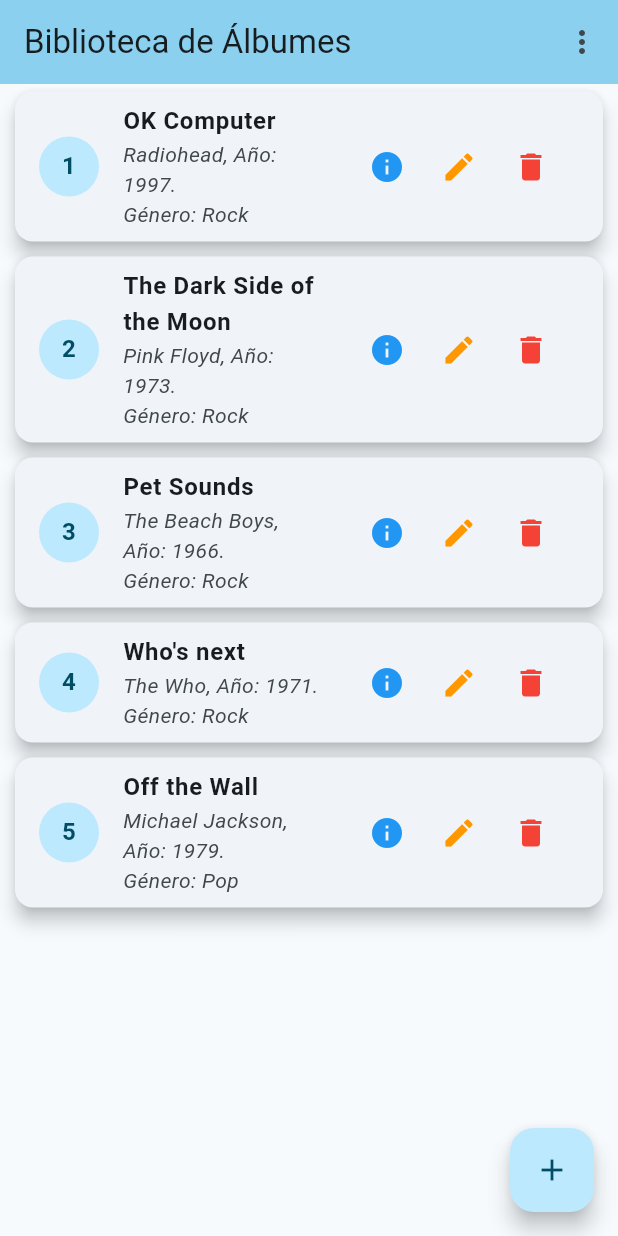
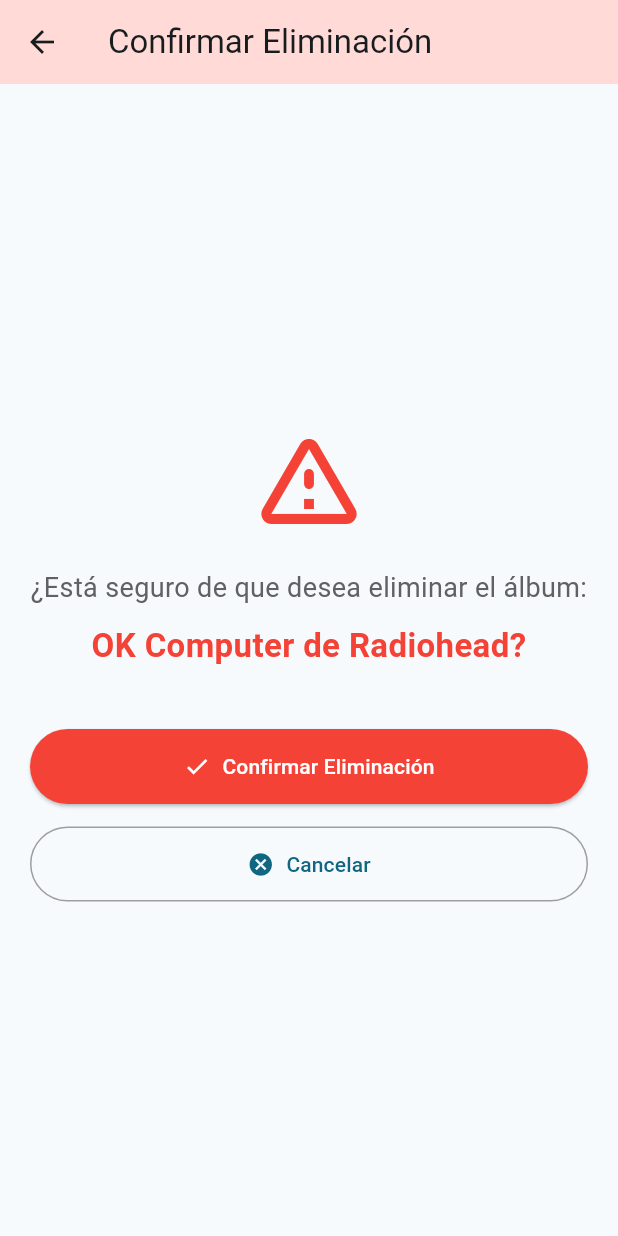
Before and after one commit to noahvalenzuela07/album_biblio, a Flutter app: the screen it shows after launch, after a tap on the "delete" icon, on a phone screen of 412 x 824 dp. Run offline on Flutter 3.47's test engine with Material 3 defaults, Android fonts, the phone set to English and light mode, and no system bars.

Commit message:
Actividad 4.b: Se implementa la vista de confirmación y el manejo de retorno de datos con SnackBar.

```diff
--- a/lib/views/album_list_item.dart
+++ b/lib/views/album_list_item.dart
@@ -2,8 +2,8 @@
 
 import 'package:flutter/material.dart';
 import 'package:album_biblio/album.dart';
-// 1. Importamos la vista a la que vamos a navegar
 import 'package:album_biblio/views/album_vista.dart';
+import 'package:album_biblio/views/confirmacion_vista.dart'; // <--- NUEVA IMPORTACIÓN
 
 // Widget para representar una sola fila en la lista
 class AlbumListItem extends StatelessWidget {
@@ -41,22 +41,20 @@
         trailing: Row(
           mainAxisSize: MainAxisSize.min,
           children: <Widget>[
-            // Botón 1: Ver detalles del álbum
+            // Botón 1: Ver detalles del álbum (Ejercicio 15)
             IconButton(
               icon: const Icon(Icons.info),
               onPressed: () {
-                // 2. Lógica de Navegación: Enviamos el álbum a la nueva pantalla
                 Navigator.push(
                   context,
                   MaterialPageRoute(
-                    // Creamos la AlbumVista y le PASAMOS el objeto 'album'
-                    // que pertenece a esta fila específica.
                     builder: (context) => AlbumVista(album: album),
                   ),
                 );
               },
               color: Colors.blue,
             ),
+
             // Botón 2: Editar álbum (Sin acción aún)
             IconButton(
               icon: const Icon(Icons.edit),
@@ -65,11 +63,39 @@
               },
               color: Colors.orange,
             ),
-            // Botón 3: Eliminar álbum (Sin acción aún)
+
+            // Botón 3: Eliminar álbum (Ejercicio 16)
             IconButton(
               icon: const Icon(Icons.delete),
-              onPressed: () {
-                debugPrint('Eliminar álbum: ${album.titulo}');
+              onPressed: () async { // <--- FUNCIÓN ASÍNCRONA
+                // 1. Navegamos a la vista de confirmación y ESPERAMOS el resultado
+                final resultado = await Navigator.push(
+                  context,
+                  MaterialPageRoute(
+                    builder: (context) => ConfirmacionVista(album: album),
+                  ),
+                );
+
+                // 2. Verificamos el resultado devuelto (true para confirmar, false para cancelar)
+                if (resultado == true) {
+                  // Muestra el mensaje "toast" (SnackBar) para eliminación confirmada
+                  ScaffoldMessenger.of(context).showSnackBar(
+                    SnackBar(
+                      content: Text('Álbum "${album.titulo}" ELIMINADO exitosamente.'),
+                      backgroundColor: Colors.green,
+                      duration: const Duration(seconds: 3),
+                    ),
+                  );
+                } else if (resultado == false) {
+                  // Muestra el mensaje "toast" (SnackBar) para eliminación cancelada
+                  ScaffoldMessenger.of(context).showSnackBar(
+                    SnackBar(
+                      content: Text('Eliminación del álbum "${album.titulo}" CANCELADA.'),
+                      backgroundColor: Colors.blueGrey,
+                      duration: const Duration(seconds: 2),
+                    ),
+                  );
+                }
               },
               color: Colors.red,
             ),
--- /dev/null
+++ b/lib/views/confirmacion_vista.dart
@@ -0,0 +1,95 @@
+// lib/views/confirmacion_vista.dart
+
+import 'package:flutter/material.dart';
+import 'package:album_biblio/album.dart';
+
+class ConfirmacionVista extends StatelessWidget {
+  final Album album;
+
+  const ConfirmacionVista({super.key, required this.album});
+
+  @override
+  Widget build(BuildContext context) {
+    return Scaffold(
+      appBar: AppBar(
+        title: const Text("Confirmar Eliminación"),
+        backgroundColor: Theme.of(context).colorScheme.errorContainer, // Color que indica advertencia
+      ),
+      body: Center(
+        child: Padding(
+          padding: const EdgeInsets.all(20.0),
+          child: Column(
+            mainAxisAlignment: MainAxisAlignment.center,
+            crossAxisAlignment: CrossAxisAlignment.stretch, // Estirar botones
+            children: <Widget>[
+              // Mensaje de advertencia
+              const Icon(
+                Icons.warning_amber_rounded,
+                size: 80,
+                color: Colors.red,
+              ),
+              const SizedBox(height: 20),
+
+              // Texto principal de confirmación
+              Text(
+                "¿Está seguro de que desea eliminar el álbum:",
+                textAlign: TextAlign.center,
+                style: TextStyle(
+                  fontSize: 18,
+                  color: Colors.grey[700],
+                ),
+              ),
+              const SizedBox(height: 10),
+
+              // Nombre del álbum a eliminar (destacado)
+              Text(
+                '${album.titulo} de ${album.cantante}?',
+                textAlign: TextAlign.center,
+                style: const TextStyle(
+                  fontSize: 22,
+                  fontWeight: FontWeight.bold,
+                  color: Colors.red,
+                ),
+              ),
+              const SizedBox(height: 40),
+
+              // --- Botones de Acción ---
+
+              // Botón 1: Confirmar Eliminación
+              ElevatedButton.icon(
+                onPressed: () {
+                  // Retorna 'true' a la pantalla anterior (AlbumListItem)
+                  // para indicar que SÍ se debe eliminar.
+                  Navigator.pop(context, true);
+                },
+                icon: const Icon(Icons.check),
+                label: const Text("Confirmar Eliminación"),
+                style: ElevatedButton.styleFrom(
+                  backgroundColor: Colors.red,
+                  foregroundColor: Colors.white,
+                  padding: const EdgeInsets.symmetric(vertical: 15),
+                ),
+              ),
+              const SizedBox(height: 15),
+
+              // Botón 2: Cancelar
+              OutlinedButton.icon(
+                onPressed: () {
+                  // Retorna 'false' a la pantalla anterior
+                  // para indicar que NO se debe eliminar.
+                  Navigator.pop(context, false);
+                },
+                icon: const Icon(Icons.cancel),
+                label: const Text("Cancelar"),
+                style: OutlinedButton.styleFrom(
+                  padding: const EdgeInsets.symmetric(vertical: 15),
+                  side: const BorderSide(color: Colors.grey),
+                ),
+              ),
+            ],
+          ),
+        ),
+      ),
+    );
+  }
+}
```
